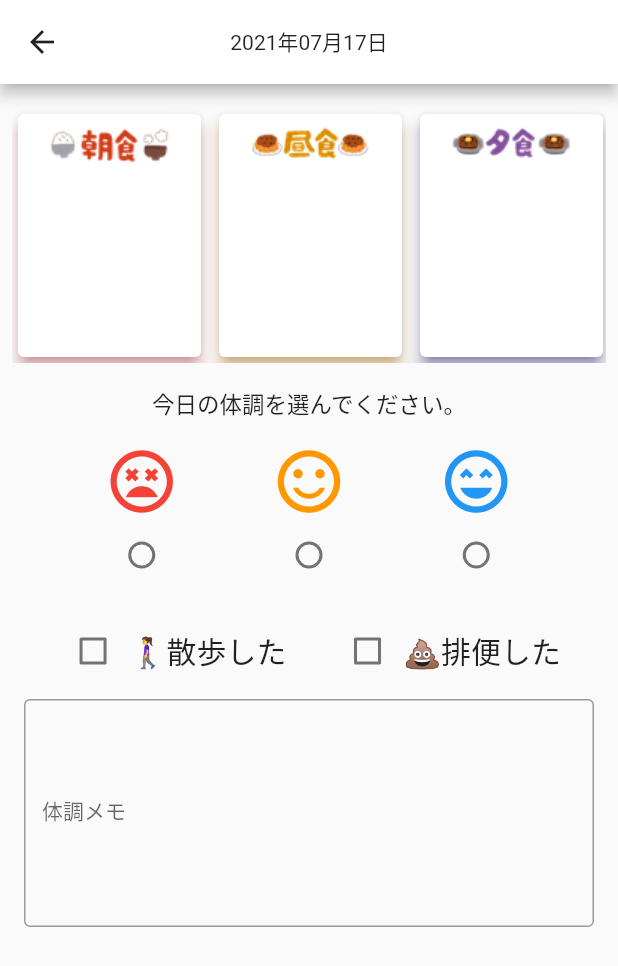
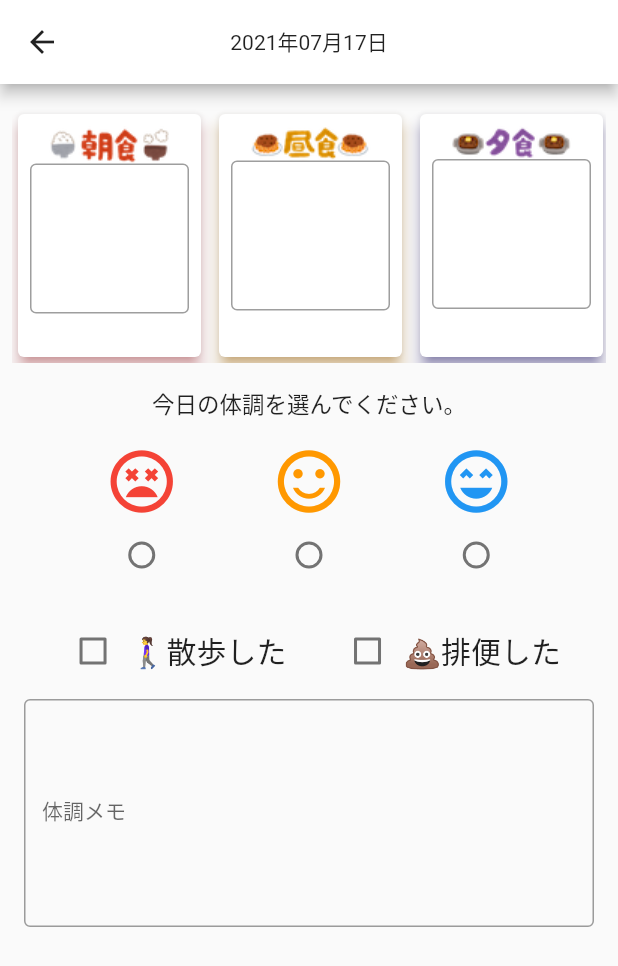
Before and after one commit to hotdrop/simple-dyphic, a Flutter app: the screen it shows after launch, after a tap on an icon or button, on a phone screen of 412 x 824 dp. Shown: the top 966 px of the screen. Run offline on Flutter 3.47's test engine with Material 2 defaults, Android fonts, the phone set to English and light mode, and no system bars; our stand-ins replace cloud_firestore, firebase_auth, firebase_core, firebase_crashlytics, flutter_riverpod, freezed_annotation and 7 more; accounts and stored records are empty; generated files the repository leaves out were written again.

Commit message:
recordページのMealCardでdialogを出していたが直接入力したかったので修正

```diff
--- a/lib/res/strings.dart
+++ b/lib/res/strings.dart
@@ -14,10 +14,6 @@ class Strings {
 
   // 記録ページ
   final String recordPageTitleDateFormat = 'yyyy年MM月dd日';
-  final String recordMorningDialogTitle = '朝食';
-  final String recordLunchDialogTitle = '昼食';
-  final String recordDinnerDialogTitle = '夕食';
-  final String recordMealDialogHint = '食事の内容(簡単に)';
 
   final String recordConditionOverview = '今日の体調を選んでください。';
   final String recordWalkingLabel = '🚶‍♀️散歩した';
--- a/lib/ui/calender/calendar_view_model.dart
+++ b/lib/ui/calender/calendar_view_model.dart
@@ -21,6 +21,6 @@ class _CalendarViewModel extends BaseViewModel {
 
   Future<void> refresh() async {
     _records = await _read(recordRepositoryProvider).findAll();
-    onSuccess();
+    notifyListeners();
   }
 }
--- a/lib/ui/calender/dyphic_calender.dart
+++ b/lib/ui/calender/dyphic_calender.dart
@@ -1,10 +1,13 @@
 import 'package:flutter/material.dart';
+import 'package:simple_dyphic/common/app_logger.dart';
 import 'package:simple_dyphic/model/dyphic_id.dart';
 import 'package:simple_dyphic/model/record.dart';
 import 'package:simple_dyphic/res/R.dart';
+import 'package:simple_dyphic/ui/calender/calendar_view_model.dart';
 import 'package:simple_dyphic/ui/calender/record/record_page.dart';
 import 'package:simple_dyphic/ui/widget/app_icon.dart';
 import 'package:table_calendar/table_calendar.dart';
+import 'package:flutter_riverpod/flutter_riverpod.dart';
 
 class DyphicCalendar extends StatefulWidget {
   const DyphicCalendar({required this.records, required this.onReturnEditPage});
@@ -149,7 +152,11 @@ class _DyphicCalendarState extends State<DyphicCalendar> {
         child: InkWell(
           onTap: () async {
             final isUpdate = await RecordPage.start(context, _selectedRecord);
-            widget.onReturnEditPage(isUpdate);
+            AppLogger.d('記録ページから戻ってきました。更新: $isUpdate');
+            if (isUpdate) {
+              context.read(calendarViewModelProvider).refresh();
+            }
+            // widget.onReturnEditPage(isUpdate);
           },
           child: _detailDailyRecord(context),
         ),
--- a/lib/ui/calender/record/record_page.dart
+++ b/lib/ui/calender/record/record_page.dart
@@ -33,6 +33,8 @@ class RecordPage extends StatelessWidget {
         }
         return true;
       },
+      child: GestureDetector(
+        onTap: () => FocusScope.of(context).unfocus(),
         child: Scaffold(
           appBar: AppBar(title: Text(_record.showFormatDate())),
           body: Consumer(
@@ -44,6 +46,7 @@ class RecordPage extends StatelessWidget {
                 error: (err) => _onError(context, '$err'),
               );
             },
+          ),
         ),
       ),
     );
@@ -94,28 +97,19 @@ class RecordPage extends StatelessWidget {
           child: ListView(
             scrollDirection: Axis.horizontal,
             children: [
-              MealCard(
-                type: MealType.morning,
-                detail: _record.breakfast,
-                onEditValue: (String? newVal) {
-                  viewModel.inputBreakfast(newVal);
-                },
+              MealCard.breakfast(
+                initValue: _record.breakfast,
+                onChanged: (String? v) => viewModel.inputBreakfast(v),
               ),
               const SizedBox(width: 4),
-              MealCard(
-                type: MealType.lunch,
-                detail: _record.lunch,
-                onEditValue: (String? newVal) {
-                  viewModel.inputLunch(newVal);
-                },
+              MealCard.lunch(
+                initValue: _record.lunch,
+                onChanged: (String? v) => viewModel.inputLunch(v),
               ),
               const SizedBox(width: 4),
-              MealCard(
-                type: MealType.dinner,
-                detail: _record.dinner,
-                onEditValue: (String? newVal) {
-                  viewModel.inputDinner(newVal);
-                },
+              MealCard.dinner(
+                initValue: _record.dinner,
+                onChanged: (String? v) => viewModel.inputDinner(v),
               ),
             ],
           ),
--- a/lib/ui/calender/record/widget_meal_card.dart
+++ b/lib/ui/calender/record/widget_meal_card.dart
@@ -1,100 +1,70 @@
 import 'package:flutter/material.dart';
 import 'package:simple_dyphic/res/R.dart';
-import 'package:simple_dyphic/ui/calender/record/widget_meal_edit_dialog.dart';
 
 enum MealType { morning, lunch, dinner }
 
 class MealCard extends StatelessWidget {
-  const MealCard({
-    required this.type,
-    this.detail,
-    required this.onEditValue,
-  });
+  const MealCard._(
+    this._iconPath,
+    this._shadowColor,
+    this._initValue,
+    this._onChanged,
+  );
 
-  final MealType type;
-  final String? detail;
-  final Function(String?) onEditValue;
+  factory MealCard.breakfast({String? initValue, required Function(String?) onChanged}) {
+    return MealCard._(R.res.images.breakfast, R.res.colors.mealBreakFast, initValue, onChanged);
+  }
+
+  factory MealCard.lunch({String? initValue, required Function(String?) onChanged}) {
+    return MealCard._(R.res.images.lunch, R.res.colors.mealLunch, initValue, onChanged);
+  }
+
+  factory MealCard.dinner({String? initValue, required Function(String?) onChanged}) {
+    return MealCard._(R.res.images.dinner, R.res.colors.mealDinner, initValue, onChanged);
+  }
+
+  final String _iconPath;
+  final Color _shadowColor;
+  final String? _initValue;
+  final Function(String?) _onChanged;
 
   @override
   Widget build(BuildContext context) {
     return SizedBox(
       width: 130,
       child: Card(
-        shadowColor: _shadowColorEachType(),
+        shadowColor: _shadowColor,
         elevation: 4.0,
-        child: InkWell(
-          onTap: () async {
-            String dialogTitle = _dialogTitle();
-            final inputValue = await showDialog<String>(
-              context: context,
-              builder: (context) => MealEditDialog(title: dialogTitle, initValue: detail),
-            );
-            onEditValue(inputValue);
-          },
         child: Padding(
           padding: const EdgeInsets.all(8.0),
           child: Column(
             crossAxisAlignment: CrossAxisAlignment.start,
             children: <Widget>[
               _titleIcon(),
-                _detailLabel(context),
+              _editField(context),
             ],
-            ),
           ),
         ),
       ),
     );
   }
 
-  Color _shadowColorEachType() {
-    switch (type) {
-      case MealType.morning:
-        return R.res.colors.mealBreakFast;
-      case MealType.lunch:
-        return R.res.colors.mealLunch;
-      case MealType.dinner:
-        return R.res.colors.mealDinner;
-    }
-  }
-
   Widget _titleIcon() {
-    String iconPath;
-    switch (type) {
-      case MealType.morning:
-        iconPath = R.res.images.breakfast;
-        break;
-      case MealType.lunch:
-        iconPath = R.res.images.lunch;
-        break;
-      case MealType.dinner:
-        iconPath = R.res.images.dinner;
-        break;
-    }
-
-    return Center(child: Image.asset(iconPath));
-  }
-
-  Widget _detailLabel(BuildContext context) {
-    return Flexible(
-      child: Padding(
-        padding: const EdgeInsets.only(top: 8),
-        child: Text(
-          detail ?? '',
-          maxLines: 4,
-          overflow: TextOverflow.ellipsis,
-        ),
-      ),
+    return Center(
+      child: Image.asset(_iconPath),
     );
   }
 
-  String _dialogTitle() {
-    switch (type) {
-      case MealType.morning:
-        return R.res.strings.recordMorningDialogTitle;
-      case MealType.lunch:
-        return R.res.strings.recordLunchDialogTitle;
-      default:
-        return R.res.strings.recordDinnerDialogTitle;
+  Widget _editField(BuildContext context) {
+    return TextFormField(
+      initialValue: _initValue,
+      maxLines: 3,
+      decoration: InputDecoration(
+        border: const OutlineInputBorder(),
+      ),
+      onChanged: (String? v) {
+        _onChanged(v);
+      },
+    );
   }
 }
-}
```
Also changed, not shown: lib/ui/calender/calendar_page.dart (+4 -3 lines), lib/ui/calender/record/widget_meal_edit_dialog.dart (deleted, +0 -57 lines). Lines whose indentation alone changed are shown as unchanged.
